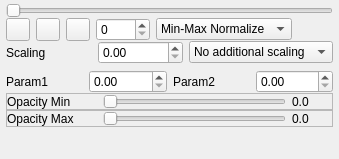
This is Modules/Bundles/org.mitk.gui.qt.diffusionimaging/src/internal/QmitkControlVisualizationPropertiesViewControls.ui in MITK/MITK as Qt 5 draws it before an edit. The edited form follows.
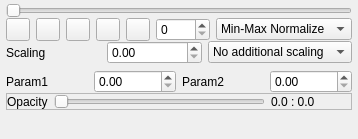
This is the edited form. Custom widgets are drawn as their Qt base class.

```diff
--- a/Modules/Bundles/org.mitk.gui.qt.diffusionimaging/src/internal/QmitkControlVisualizationPropertiesViewControls.ui
+++ b/Modules/Bundles/org.mitk.gui.qt.diffusionimaging/src/internal/QmitkControlVisualizationPropertiesViewControls.ui
@@ -7,7 +7,7 @@
     <x>0</x>
     <y>0</y>
     <width>339</width>
-    <height>159</height>
+    <height>139</height>
    </rect>
   </property>
   <property name="sizePolicy">
@@ -60,13 +60,7 @@
       <enum>QFrame::Raised</enum>
      </property>
      <layout class="QHBoxLayout" name="horizontalLayout_2">
-      <property name="leftMargin">
-       <number>0</number>
-      </property>
-      <property name="topMargin">
-       <number>0</number>
-      </property>
-      <property name="bottomMargin">
+      <property name="margin">
        <number>0</number>
       </property>
       <item>
@@ -102,7 +96,39 @@
        </widget>
       </item>
       <item>
-       <widget class="QToolButton" name="m_VisibleOdfsON">
+       <widget class="QToolButton" name="m_VisibleOdfsON_T">
+        <property name="toolTip">
+         <string comment="Toggle visibility of ODF glyphs" extracomment="Toggle visibility of ODF glyphs">Toggle visibility of ODF glyphs</string>
+        </property>
+        <property name="statusTip">
+         <string comment="Toggle visibility of ODF glyphs" extracomment="Toggle visibility of ODF glyphs">Toggle visibility of ODF glyphs</string>
+        </property>
+        <property name="whatsThis">
+         <string comment="Toggle visibility of ODF glyphs" extracomment="Toggle visibility of ODF glyphs">Toggle visibility of ODF glyphs</string>
+        </property>
+        <property name="text">
+         <string/>
+        </property>
+       </widget>
+      </item>
+      <item>
+       <widget class="QToolButton" name="m_VisibleOdfsON_S">
+        <property name="toolTip">
+         <string comment="Toggle visibility of ODF glyphs" extracomment="Toggle visibility of ODF glyphs">Toggle visibility of ODF glyphs</string>
+        </property>
+        <property name="statusTip">
+         <string comment="Toggle visibility of ODF glyphs" extracomment="Toggle visibility of ODF glyphs">Toggle visibility of ODF glyphs</string>
+        </property>
+        <property name="whatsThis">
+         <string comment="Toggle visibility of ODF glyphs" extracomment="Toggle visibility of ODF glyphs">Toggle visibility of ODF glyphs</string>
+        </property>
+        <property name="text">
+         <string/>
+        </property>
+       </widget>
+      </item>
+      <item>
+       <widget class="QToolButton" name="m_VisibleOdfsON_C">
         <property name="toolTip">
          <string comment="Toggle visibility of ODF glyphs" extracomment="Toggle visibility of ODF glyphs">Toggle visibility of ODF glyphs</string>
         </property>
@@ -286,19 +312,13 @@
       </property>
       <item>
        <widget class="QLabel" name="label_4">
-        <property name="minimumSize">
-         <size>
-          <width>90</width>
-          <height>0</height>
-         </size>
-        </property>
         <property name="text">
-         <string>Opacity Min</string>
+         <string>Opacity</string>
         </property>
        </widget>
       </item>
       <item>
-       <widget class="QSlider" name="m_OpacityMinFa">
+       <widget class="QmitkFloatingPointSpanSlider" name="m_OpacitySlider">
         <property name="maximum">
          <number>100</number>
         </property>
@@ -311,63 +331,12 @@
        <widget class="QLabel" name="m_OpacityMinFaLabel">
         <property name="minimumSize">
          <size>
-          <width>40</width>
+          <width>80</width>
           <height>0</height>
          </size>
         </property>
         <property name="text">
-         <string>0.0</string>
-        </property>
-       </widget>
-      </item>
-     </layout>
-    </widget>
-   </item>
-   <item>
-    <widget class="QFrame" name="OpacMaxFrame">
-     <property name="frameShape">
-      <enum>QFrame::StyledPanel</enum>
-     </property>
-     <property name="frameShadow">
-      <enum>QFrame::Raised</enum>
-     </property>
-     <layout class="QHBoxLayout" name="horizontalLayout_5">
-      <property name="margin">
-       <number>0</number>
-      </property>
-      <item>
-       <widget class="QLabel" name="label_5">
-        <property name="minimumSize">
-         <size>
-          <width>90</width>
-          <height>0</height>
-         </size>
-        </property>
-        <property name="text">
-         <string>Opacity Max</string>
-        </property>
-       </widget>
-      </item>
-      <item>
-       <widget class="QSlider" name="m_OpacityMaxFa">
-        <property name="maximum">
-         <number>100</number>
-        </property>
-        <property name="orientation">
-         <enum>Qt::Horizontal</enum>
-        </property>
-       </widget>
-      </item>
-      <item>
-       <widget class="QLabel" name="m_OpacityMaxFaLabel">
-        <property name="minimumSize">
-         <size>
-          <width>40</width>
-          <height>0</height>
-         </size>
-        </property>
-        <property name="text">
-         <string>0.0</string>
+         <string>0.0 : 0.0</string>
         </property>
        </widget>
       </item>
@@ -393,6 +362,13 @@
   </layout>
  </widget>
  <layoutdefault spacing="6" margin="11"/>
+ <customwidgets>
+  <customwidget>
+   <class>QmitkFloatingPointSpanSlider</class>
+   <extends>QSlider</extends>
+   <header>QmitkFloatingPointSpanSlider.h</header>
+  </customwidget>
+ </customwidgets>
  <includes>
   <include location="local">QmitkDataStorageComboBox.h</include>
  </includes>
```
